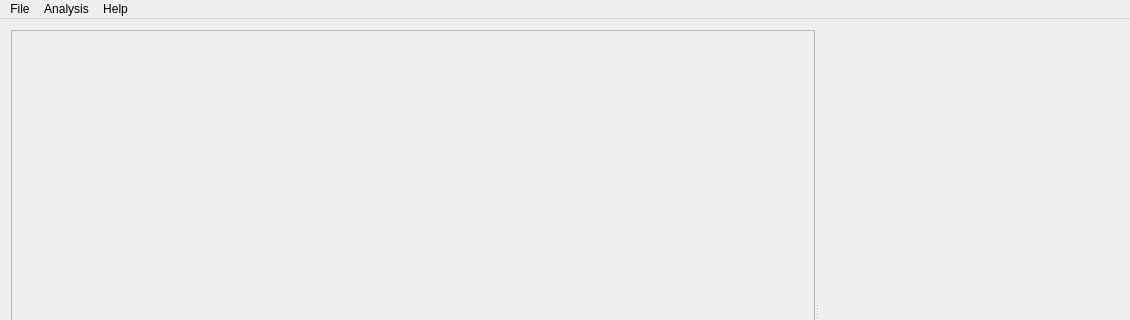
Above: src/ui/mainwindow.ui from elsamuko/copymove2 before the change; both pictures show x 0 to 1130 and y 0 to 320 of the 1130 by 627 pixel window. Below: the same form after it.
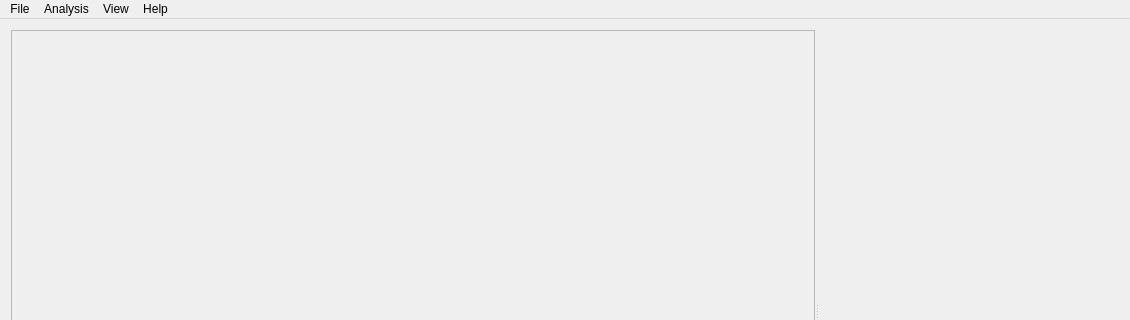
That is the form after the change. Icons and pictures are not drawn. Custom widgets are drawn as their Qt base class.

What changed in the file:
```diff
--- a/src/ui/mainwindow.ui
+++ b/src/ui/mainwindow.ui
@@ -87,8 +87,15 @@
     </property>
     <addaction name="actionAbout"/>
    </widget>
+   <widget class="QMenu" name="menuView">
+    <property name="title">
+     <string>View</string>
+    </property>
+    <addaction name="actionActual_Pixels"/>
+   </widget>
    <addaction name="menuFile"/>
    <addaction name="menuAnalysis"/>
+   <addaction name="menuView"/>
    <addaction name="menuHelp"/>
   </widget>
   <widget class="QStatusBar" name="statusBar"/>
```
Left out of the diff: 12 changed lines with no effect on the pictures.
